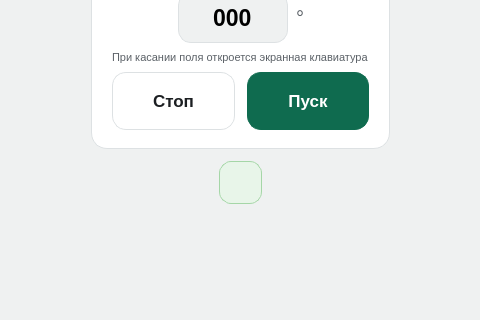
This is anglecheckpage.ui in Pobryakushka/MMK as Qt 5 draws it before an edit; both pictures show x 271 to 751 and y 320 to 640 of the 1024 by 640 pixel window. The edited form follows.
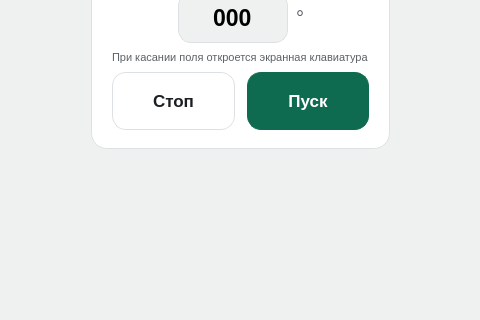
This is the edited form. Custom widgets are drawn as their Qt base class.

Commit message: AngleCheckPage: статусная плашка lblStatus заменена на NotificationToast

```diff
--- a/anglecheckpage.ui
+++ b/anglecheckpage.ui
@@ -350,29 +350,6 @@
       </widget>
      </item>
 
-     <item alignment="Qt::AlignHCenter|Qt::AlignTop">
-      <widget class="QLabel" name="lblStatus">
-       <property name="maximumSize">
-        <size>
-         <width>640</width>
-         <height>16777215</height>
-        </size>
-       </property>
-       <property name="styleSheet">
-        <string notr="true">font-size: 11pt; font-weight: 600; color: #2E7D32; background-color: #E8F5E9; border: 1px solid #A5D6A7; padding: 12px 16px; border-radius: 12px;</string>
-       </property>
-       <property name="text">
-        <string/>
-       </property>
-       <property name="alignment">
-        <set>Qt::AlignCenter</set>
-       </property>
-       <property name="wordWrap">
-        <bool>true</bool>
-       </property>
-      </widget>
-     </item>
-
      <item>
       <spacer name="stackBottomSpacer">
        <property name="orientation">
```
The commit also changes 2 other files.
